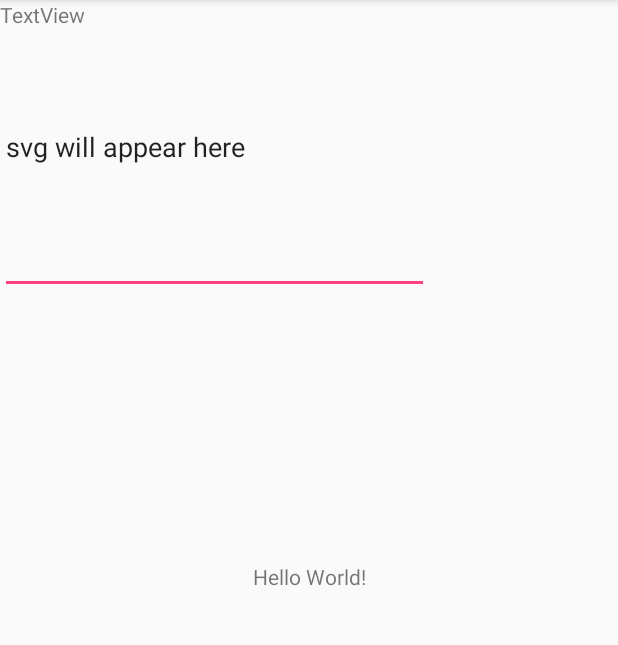
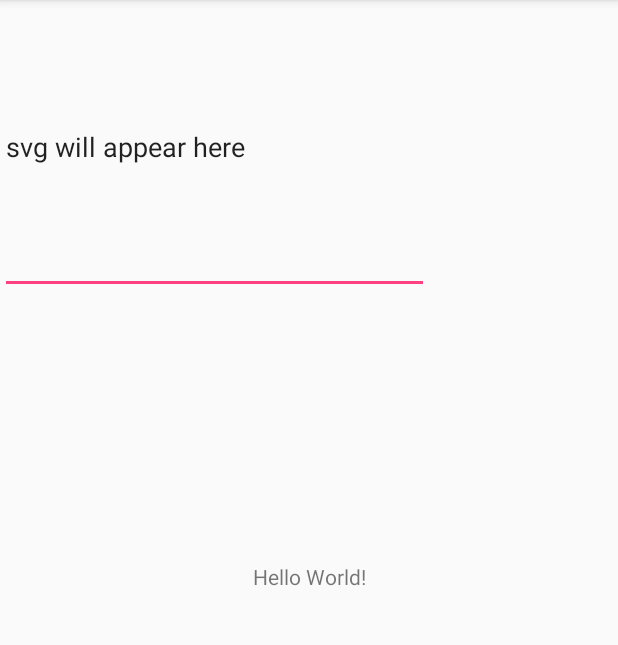
Before and after one commit to sMailund/gpsDraw, an Android app: the screen it shows after launch (MainActivity), on a phone screen of 412 x 824 dp, the part 84-729 px from its top. Run offline under Robolectric (Android 15) with nearby library versions, the phone set to English and light mode, and no system bars.

Commit message:
minor ui improvements

```diff
--- a/app/src/main/res/layout/content_main.xml
+++ b/app/src/main/res/layout/content_main.xml
@@ -18,18 +18,12 @@
         app:layout_constraintRight_toRightOf="parent"
         app:layout_constraintTop_toTopOf="parent" />
 
-    <TextView
-        android:id="@+id/iterations"
-        android:layout_width="wrap_content"
-        android:layout_height="wrap_content"
-        android:text="TextView" />
-
     <EditText
         android:id="@+id/svgContainer"
         android:layout_width="286dp"
         android:layout_height="196dp"
         android:ems="10"
-        android:inputType="textPersonName"
+        android:inputType="textMultiLine"
         android:singleLine="false"
         android:text="svg will appear here"
         tools:layout_editor_absoluteX="39dp"
```
